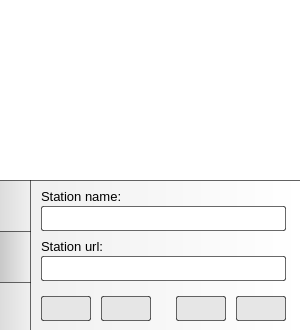
Before: the Qt Designer form src/forms/PlayerWindow.ui in psv-git/Qrudio, drawn with Qt 5.
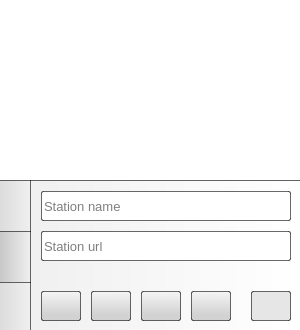
After: the same form once the commit is applied. The open tabs and pages were chosen to show the change. Icons and pictures are not drawn.

What changed in the file:
```diff
--- a/src/forms/PlayerWindow.ui
+++ b/src/forms/PlayerWindow.ui
@@ -852,9 +852,9 @@
       <property name="geometry">
        <rect>
         <x>10</x>
-        <y>25</y>
-        <width>245</width>
-        <height>25</height>
+        <y>10</y>
+        <width>250</width>
+        <height>30</height>
        </rect>
       </property>
       <property name="font">
@@ -874,40 +874,17 @@
 	border: 1px solid  rgba(0, 0, 0, 150);
 	border-radius: 2px;
 }
+
+QLineEdit::disabled {
+	background-color: rgba(230, 230, 230, 255);
+}
 </string>
       </property>
       <property name="text">
        <string/>
       </property>
-     </widget>
-     <widget class="QLabel" name="stationNameLabel">
-      <property name="geometry">
-       <rect>
-        <x>10</x>
-        <y>5</y>
-        <width>245</width>
-        <height>20</height>
-       </rect>
-      </property>
-      <property name="font">
-       <font>
-        <family>Liberation Sans</family>
-        <pointsize>10</pointsize>
-        <weight>50</weight>
-        <italic>false</italic>
-        <bold>false</bold>
-       </font>
-      </property>
-      <property name="styleSheet">
-       <string notr="true">QLabel {
-	font: 10pt &quot;Liberation Sans&quot;;
-	color: rgba(0, 0, 0, 255);
-	background-color: rgba(0, 0, 0, 0);
-}
-</string>
-      </property>
-      <property name="text">
-       <string comment="The name of the station">Station name:</string>
+      <property name="placeholderText">
+       <string>Station name</string>
       </property>
      </widget>
      <widget class="QLineEdit" name="stationUrlEdit">
@@ -917,9 +894,9 @@
       <property name="geometry">
        <rect>
         <x>10</x>
-        <y>75</y>
-        <width>245</width>
-        <height>25</height>
+        <y>50</y>
+        <width>250</width>
+        <height>30</height>
        </rect>
       </property>
       <property name="font">
@@ -939,49 +916,74 @@
 	border: 1px solid  rgba(0, 0, 0, 150);
 	border-radius: 2px;
 }
+
+QLineEdit::disabled {
+	background-color: rgba(230, 230, 230, 255);
+}
 </string>
       </property>
+      <property name="placeholderText">
+       <string>Station url</string>
+      </property>
      </widget>
-     <widget class="QLabel" name="stationUrlLabel">
+     <widget class="QPushButton" name="addStationButton">
+      <property name="enabled">
+       <bool>true</bool>
+      </property>
       <property name="geometry">
        <rect>
-        <x>10</x>
-        <y>55</y>
-        <width>245</width>
-        <height>20</height>
+        <x>60</x>
+        <y>110</y>
+        <width>40</width>
+        <height>30</height>
        </rect>
       </property>
       <property name="font">
        <font>
         <family>Liberation Sans</family>
-        <pointsize>10</pointsize>
-        <weight>50</weight>
-        <italic>false</italic>
-        <bold>false</bold>
        </font>
       </property>
       <property name="styleSheet">
-       <string notr="true">QLabel {
-	font: 10pt &quot;Liberation Sans&quot;;
-	color: rgba(0, 0, 0, 255);
-	background-color: rgba(0, 0, 0, 0);
+       <string notr="true">QPushButton {
+	background-color: qlineargradient(x1: 0, y1: 0, x2: 0, y2: 0.8,  stop: 0 rgba(245,245, 245, 255), stop: 1 rgba(210, 210, 210, 255));
+
+	border: 1px solid  rgba(0, 0, 0, 150);
+	border-radius: 2px;
 }
+
+QPushButton:hover {
+	background-color: qlineargradient(x1: 0, y1: 0, x2: 0, y2: 0.8,  stop: 0 rgba(255,255, 255, 255), stop: 1 rgba(220, 220, 220, 255));
+}
+
+QPushButton:pressed {
+     background-color: qradialgradient(spread:pad, cx:0.5, cy:0.5, radius:0.9, fx:0.5, fy:0.5, stop:0 rgba(250, 250, 250, 255), stop:0.1 rgba(245, 245, 245, 255), stop:0.2 rgba(240, 240, 240, 255), stop:0.3 rgba(235, 235, 235, 255), stop:0.4 rgba(230, 230, 230, 255), stop:0.5 rgba(225, 225, 225, 255), stop:0.6 rgba(220, 220, 220, 255), stop:1 rgba(215, 215, 215, 255));
+ }
+
+QPushButton:disabled {
+	background-color: rgba(230, 230, 230, 255);
+}
 </string>
       </property>
       <property name="text">
-       <string>Station url:</string>
+       <string/>
       </property>
+      <property name="iconSize">
+       <size>
+        <width>16</width>
+        <height>16</height>
+       </size>
+      </property>
      </widget>
      <widget class="QPushButton" name="addButton">
       <property name="enabled">
-       <bool>false</bool>
+       <bool>true</bool>
       </property>
       <property name="geometry">
        <rect>
-        <x>10</x>
-        <y>115</y>
-        <width>50</width>
-        <height>25</height>
+        <x>160</x>
+        <y>110</y>
+        <width>40</width>
+        <height>30</height>
        </rect>
       </property>
       <property name="font">
@@ -1013,12 +1015,6 @@
       <property name="text">
        <string/>
       </property>
-      <property name="iconSize">
-       <size>
-        <width>16</width>
-        <height>16</height>
-       </size>
-      </property>
      </widget>
      <widget class="QPushButton" name="deleteButton">
       <property name="enabled">
@@ -1026,10 +1022,10 @@
       </property>
       <property name="geometry">
        <rect>
-        <x>70</x>
-        <y>115</y>
-        <width>50</width>
-        <height>25</height>
+        <x>220</x>
+        <y>110</y>
+        <width>40</width>
+        <height>30</height>
        </rect>
       </property>
       <property name="font">
@@ -1064,14 +1060,14 @@
      </widget>
      <widget class="QPushButton" name="saveButton">
       <property name="enabled">
-       <bool>false</bool>
+       <bool>true</bool>
       </property>
       <property name="geometry">
        <rect>
-        <x>205</x>
-        <y>115</y>
-        <width>50</width>
-        <height>25</height>
+        <x>110</x>
+        <y>110</y>
+        <width>40</width>
+        <height>30</height>
        </rect>
       </property>
       <property name="font">
@@ -1106,14 +1102,14 @@
      </widget>
      <widget class="QPushButton" name="editButton">
       <property name="enabled">
-       <bool>false</bool>
+       <bool>true</bool>
       </property>
       <property name="geometry">
        <rect>
-        <x>145</x>
-        <y>115</y>
-        <width>50</width>
-        <height>25</height>
+        <x>10</x>
+        <y>110</y>
+        <width>40</width>
+        <height>30</height>
        </rect>
       </property>
       <property name="font">
@@ -1145,6 +1141,12 @@
       <property name="text">
        <string/>
       </property>
+      <property name="iconSize">
+       <size>
+        <width>16</width>
+        <height>16</height>
+       </size>
+      </property>
      </widget>
     </widget>
     <widget class="QWidget" name="settingsTab">
```
Left out of the diff: 32 changed lines with no effect on the pictures.
